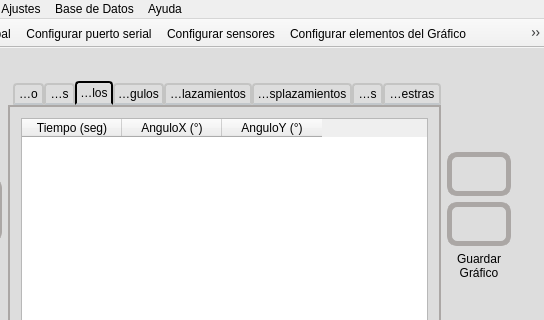
Qt form mainwindow.ui (hectorda/Bio-Feedback) before a commit; both pictures show x 95 to 639 and y 0 to 320 of the 639 by 593 pixel window.
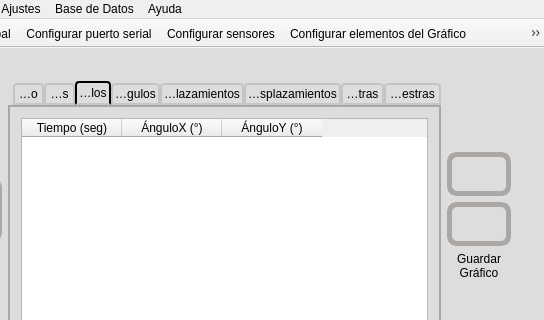
The same form after that commit. The open tabs and pages were chosen to show the change. Icons and pictures are not drawn. Custom widgets are drawn as their Qt base class.

The edit to the form file:
```diff
--- a/mainwindow.ui
+++ b/mainwindow.ui
@@ -1174,7 +1174,7 @@
              </widget>
              <widget class="QWidget" name="tab_tablaAngulos">
               <attribute name="title">
-               <string>Datos Angulos</string>
+               <string>Datos ángulos</string>
               </attribute>
               <layout class="QGridLayout" name="gridLayout_5">
                <item row="0" column="0">
@@ -1186,12 +1186,12 @@
                  </column>
                  <column>
                   <property name="text">
-                   <string>AnguloX (°)</string>
+                   <string>ÁnguloX (°)</string>
                   </property>
                  </column>
                  <column>
                   <property name="text">
-                   <string>AnguloY (°)</string>
+                   <string>ÁnguloY (°)</string>
                   </property>
                  </column>
                 </widget>
@@ -1200,7 +1200,7 @@
              </widget>
              <widget class="QWidget" name="tab_GraficoAngulos">
               <attribute name="title">
-               <string>Graficos Angulos</string>
+               <string>Gráficos ángulos</string>
               </attribute>
               <layout class="QGridLayout" name="gridLayout_8">
                <item row="1" column="0">
@@ -1217,7 +1217,7 @@
              </widget>
              <widget class="QWidget" name="tab_tablaDesplazamientos">
               <attribute name="title">
-               <string>Datos Desplazamientos</string>
+               <string>Datos desplazamientos</string>
               </attribute>
               <layout class="QGridLayout" name="gridLayout_11">
                <item row="0" column="0">
@@ -1243,7 +1243,7 @@
              </widget>
              <widget class="QWidget" name="tab_GraficoDespalazamientos">
               <attribute name="title">
-               <string>Graficos Desplazamientos</string>
+               <string>Gráficos desplazamientos</string>
               </attribute>
               <layout class="QGridLayout" name="gridLayout_12">
                <item row="0" column="0">
@@ -1264,7 +1264,7 @@
                 <normaloff>:/images/data-icon.png</normaloff>:/images/data-icon.png</iconset>
               </attribute>
               <attribute name="title">
-               <string>Muestras</string>
+               <string>Datos muestras</string>
               </attribute>
               <layout class="QGridLayout" name="gridLayout_4">
                <item row="0" column="0">
@@ -1335,7 +1335,7 @@
                 <normaloff>:/images/graficos.png</normaloff>:/images/graficos.png</iconset>
               </attribute>
               <attribute name="title">
-               <string>Graficos Muestras</string>
+               <string>Gráficos muestras</string>
               </attribute>
               <layout class="QGridLayout" name="gridLayout_7">
                <item row="0" column="0">
```
Left out of the diff: 30 changed lines with no effect on the pictures.
